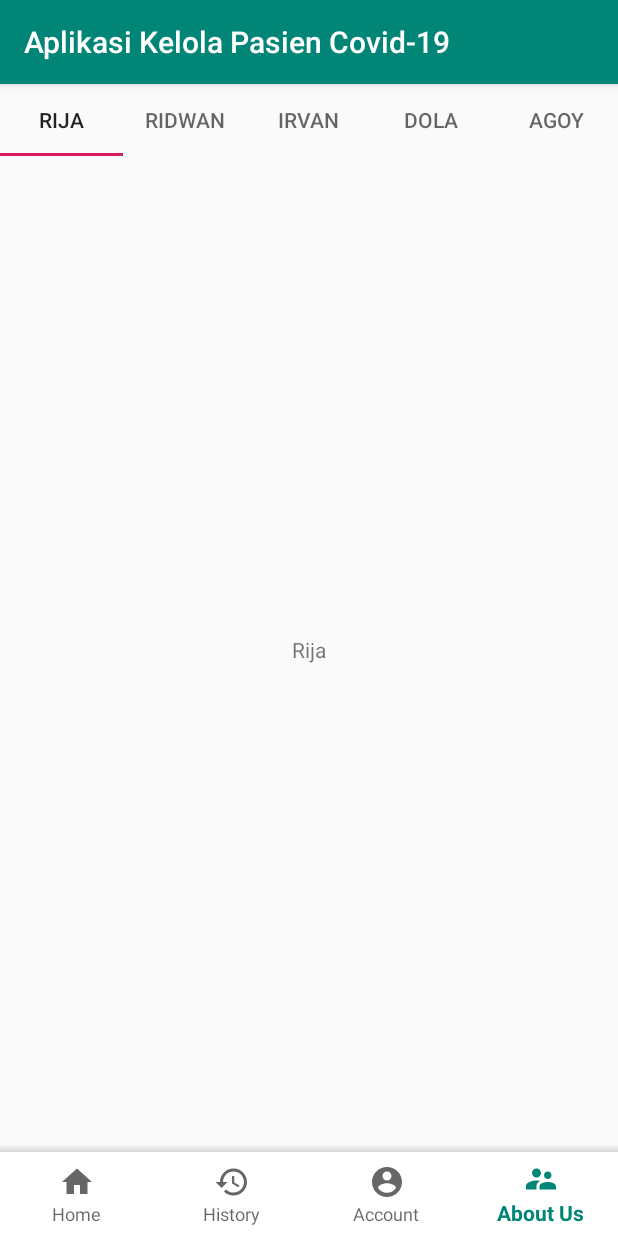
After one commit to rijamyazid/android-app-covid19-management, an Android app: the AboutUsFragment screen opened through its navigation route, on a phone screen of 412 x 824 dp. The commit adds this screen. Run offline under Robolectric (Android 15) with nearby library versions, the phone set to English and light mode, and no system bars; our stand-ins replace Room's generated code, navigation-ui.

Commit message:
Diperbaharui : Kelompok

```diff
--- /dev/null
+++ b/app/src/main/java/com/example/aplikasikelolapasiencovid_19/ui/AboutUsFragment.java
@@ -0,0 +1,60 @@
+package com.example.aplikasikelolapasiencovid_19.ui;
+
+
+import android.os.Bundle;
+
+import androidx.annotation.NonNull;
+import androidx.annotation.Nullable;
+import androidx.fragment.app.Fragment;
+import androidx.viewpager2.widget.ViewPager2;
+
+import android.view.LayoutInflater;
+import android.view.View;
+import android.view.ViewGroup;
+
+import com.example.aplikasikelolapasiencovid_19.R;
+import com.example.aplikasikelolapasiencovid_19.ui.tabview.AboutUsPagerAdapter;
+import com.google.android.material.tabs.TabLayout;
+import com.google.android.material.tabs.TabLayoutMediator;
+
+/**
+ * A simple {@link Fragment} subclass.
+ */
+public class AboutUsFragment extends Fragment {
+
+    private TabLayout tabLayout;
+    private ViewPager2 viewPager;
+    private String[] tabName = {"Rija", "Ridwan", "Irvan", "Dola", "Agoy"};
+
+    public AboutUsFragment() {
+        // Required empty public constructor
+    }
+
+
+    @Override
+    public View onCreateView(LayoutInflater inflater, ViewGroup container,
+                             Bundle savedInstanceState) {
+        // Inflate the layout for this fragment
+        return inflater.inflate(R.layout.fragment_about_us, container, false);
+    }
+
+    @Override
+    public void onViewCreated(@NonNull View view, @Nullable Bundle savedInstanceState) {
+        super.onViewCreated(view, savedInstanceState);
+        tabLayout = view.findViewById(R.id.tbl_main);
+        tabLayout.setTabGravity(TabLayout.GRAVITY_FILL);
+
+        viewPager = view.findViewById(R.id.pager_main);
+        AboutUsPagerAdapter adapter = new AboutUsPagerAdapter(this);
+        viewPager.setAdapter(adapter);
+
+        new TabLayoutMediator(tabLayout, viewPager,
+                new TabLayoutMediator.TabConfigurationStrategy() {
+                    @Override
+                    public void onConfigureTab(@NonNull TabLayout.Tab tab, int position) {
+                        tab.setText(tabName[position]);
+                    }
+                }
+        ).attach();
+    }
+}
--- /dev/null
+++ b/app/src/main/java/com/example/aplikasikelolapasiencovid_19/ui/tabview/AboutUsPagerAdapter.java
@@ -0,0 +1,38 @@
+package com.example.aplikasikelolapasiencovid_19.ui.tabview;
+
+import androidx.annotation.NonNull;
+import androidx.fragment.app.Fragment;
+import androidx.viewpager2.adapter.FragmentStateAdapter;
+
+public class AboutUsPagerAdapter extends FragmentStateAdapter {
+
+    private static int TAB_COUNT = 5;
+
+    public AboutUsPagerAdapter(@NonNull Fragment fragment) {
+        super(fragment);
+    }
+
+    @NonNull
+    @Override
+    public Fragment createFragment(int position) {
+        switch(position){
+            case 0:
+                return new RijaFragment();
+            case 1:
+                return new RidwanFragment();
+            case 2:
+                return new IrvanFragment();
+            case 3:
+                return new DolaFragment();
+            case 4:
+                return new AgoyFragment();
+            default:
+                return null;
+        }
+    }
+
+    @Override
+    public int getItemCount() {
+        return TAB_COUNT;
+    }
+}
--- /dev/null
+++ b/app/src/main/java/com/example/aplikasikelolapasiencovid_19/ui/tabview/RijaFragment.java
@@ -0,0 +1,32 @@
+package com.example.aplikasikelolapasiencovid_19.ui.tabview;
+
+
+import android.os.Bundle;
+
+import androidx.fragment.app.Fragment;
+
+import android.view.LayoutInflater;
+import android.view.View;
+import android.view.ViewGroup;
+
+import com.example.aplikasikelolapasiencovid_19.R;
+
+/**
+ * A simple {@link Fragment} subclass.
+ */
+public class RijaFragment extends Fragment {
+
+
+    public RijaFragment() {
+        // Required empty public constructor
+    }
+
+
+    @Override
+    public View onCreateView(LayoutInflater inflater, ViewGroup container,
+                             Bundle savedInstanceState) {
+        // Inflate the layout for this fragment
+        return inflater.inflate(R.layout.fragment_rija, container, false);
+    }
+
+}
--- /dev/null
+++ b/app/src/main/res/drawable/ic_supervisor_account_white_24dp.xml
@@ -0,0 +1,5 @@
+<vector android:height="24dp" android:tint="#FFFFFF"
+    android:viewportHeight="24.0" android:viewportWidth="24.0"
+    android:width="24dp" xmlns:android="http://schemas.android.com/apk/res/android">
+    <path android:fillColor="#FF000000" android:pathData="M16.5,12c1.38,0 2.49,-1.12 2.49,-2.5S17.88,7 16.5,7C15.12,7 14,8.12 14,9.5s1.12,2.5 2.5,2.5zM9,11c1.66,0 2.99,-1.34 2.99,-3S10.66,5 9,5C7.34,5 6,6.34 6,8s1.34,3 3,3zM16.5,14c-1.83,0 -5.5,0.92 -5.5,2.75L11,19h11v-2.25c0,-1.83 -3.67,-2.75 -5.5,-2.75zM9,13c-2.33,0 -7,1.17 -7,3.5L2,19h7v-2.25c0,-0.85 0.33,-2.34 2.37,-3.47C10.5,13.1 9.66,13 9,13z"/>
+</vector>
--- a/app/src/main/res/layout/activity_main.xml
+++ b/app/src/main/res/layout/activity_main.xml
@@ -26,6 +26,7 @@
         android:layout_width="match_parent"
         android:layout_height="wrap_content"
         app:backgroundTint="@color/colorWhite"
+        app:labelVisibilityMode="labeled"
         app:menu="@menu/main_menu" />
 
 </LinearLayout>
--- /dev/null
+++ b/app/src/main/res/layout/fragment_about_us.xml
@@ -0,0 +1,20 @@
+<?xml version="1.0" encoding="utf-8"?>
+<LinearLayout xmlns:android="http://schemas.android.com/apk/res/android"
+    xmlns:tools="http://schemas.android.com/tools"
+    android:layout_width="match_parent"
+    android:layout_height="match_parent"
+    xmlns:app="http://schemas.android.com/apk/res-auto"
+    android:orientation="vertical"
+    tools:context=".ui.AboutUsFragment">
+
+    <com.google.android.material.tabs.TabLayout
+        android:id="@+id/tbl_main"
+        android:layout_width="match_parent"
+        android:layout_height="wrap_content" />
+
+    <androidx.viewpager2.widget.ViewPager2
+        android:id="@+id/pager_main"
+        android:layout_width="match_parent"
+        android:layout_height="match_parent"/>
+
+</LinearLayout>
--- /dev/null
+++ b/app/src/main/res/layout/fragment_rija.xml
@@ -0,0 +1,15 @@
+<?xml version="1.0" encoding="utf-8"?>
+<FrameLayout xmlns:android="http://schemas.android.com/apk/res/android"
+    xmlns:tools="http://schemas.android.com/tools"
+    android:layout_width="match_parent"
+    android:layout_height="match_parent"
+    tools:context=".ui.tabview.RijaFragment">
+
+    <!-- TODO: Update blank fragment layout -->
+    <TextView
+        android:layout_width="match_parent"
+        android:layout_height="match_parent"
+        android:gravity="center"
+        android:text="Rija" />
+
+</FrameLayout>
--- a/app/src/main/res/menu/main_menu.xml
+++ b/app/src/main/res/menu/main_menu.xml
@@ -13,4 +13,8 @@
         android:id="@+id/loginFragment"
         android:icon="@drawable/ic_account_circle_black_24dp"
         android:title="@string/account_icon_text" />
+    <item
+        android:id="@+id/aboutUsFragment"
+        android:icon="@drawable/ic_supervisor_account_white_24dp"
+        android:title="@string/about_us" />
 </menu>
--- a/app/src/main/res/navigation/main_navigation.xml
+++ b/app/src/main/res/navigation/main_navigation.xml
@@ -57,4 +57,9 @@
             app:popUpTo="@+id/registerFragment"
             app:popUpToInclusive="true" />
     </fragment>
+    <fragment
+        android:id="@+id/aboutUsFragment"
+        android:name="com.example.aplikasikelolapasiencovid_19.ui.AboutUsFragment"
+        android:label="fragment_about_us"
+        tools:layout="@layout/fragment_about_us" />
 </navigation>
--- a/app/src/main/res/values/strings.xml
+++ b/app/src/main/res/values/strings.xml
@@ -12,4 +12,5 @@
     <string name="btn_text_daftar">Daftar</string>
     <string name="btn_text_logout">Logout</string>
     <string name="prompt_province">-Pilih Provinsi-</string>
+    <string name="about_us">About Us</string>
 </resources>
```
Also changed, not shown: app/src/main/java/com/example/aplikasikelolapasiencovid_19/ui/tabview/AgoyFragment.java (added, +30 -0 lines), app/src/main/java/com/example/aplikasikelolapasiencovid_19/ui/tabview/DolaFragment.java (added, +32 -0 lines), app/src/main/java/com/example/aplikasikelolapasiencovid_19/ui/tabview/IrvanFragment.java (added, +32 -0 lines), app/src/main/java/com/example/aplikasikelolapasiencovid_19/ui/tabview/RidwanFragment.java (added, +32 -0 lines), app/src/main/res/layout/fragment_agoy.xml (added, +15 -0 lines), app/src/main/res/layout/fragment_dola.xml (added, +15 -0 lines), app/src/main/res/layout/fragment_irvan.xml (added, +15 -0 lines), app/src/main/res/layout/fragment_ridwan.xml (added, +15 -0 lines).
